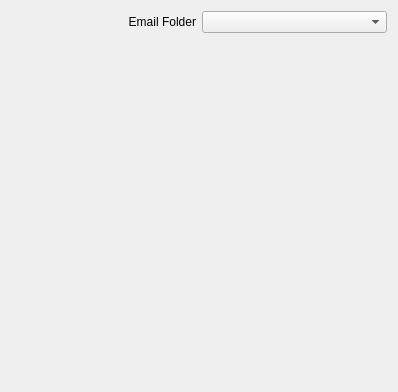
This is lionmailConfig.ui in KDE/plasma-lionmail as Qt 5 draws it before an edit. The edited form follows.
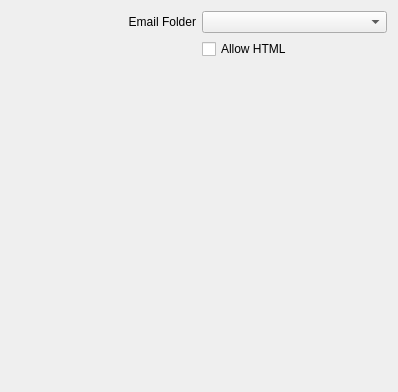
This is the edited form.

Commit message: Make allowHtml globally configurable in the applet

```diff
--- a/lionmailConfig.ui
+++ b/lionmailConfig.ui
@@ -25,9 +25,9 @@
        </property>
       </widget>
      </item>
-     <item row="1" column="0" >
-      <spacer name="verticalSpacer" >
-       <property name="orientation" >
+     <item row="2" column="0">
+      <spacer name="verticalSpacer">
+       <property name="orientation">
         <enum>Qt::Vertical</enum>
        </property>
        <property name="sizeHint" stdset="0" >
@@ -38,6 +38,13 @@
        </property>
       </spacer>
      </item>
+     <item row="1" column="1">
+      <widget class="QCheckBox" name="allowHtml">
+       <property name="text">
+        <string>Allow HTML</string>
+       </property>
+      </widget>
+     </item>
     </layout>
    </item>
   </layout>
```
Left out of the diff: 27 changed lines with no effect on the pictures. The commit also changes 3 other files.
